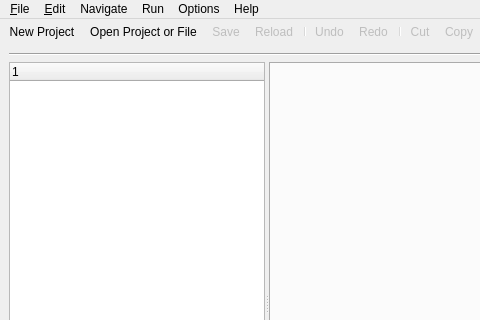
Old version of the form ScaraControlGUI/mainwindow.ui in the repository mnowator/SCARA_Control; both pictures show x 0 to 480 and y 0 to 320 of the 1041 by 574 pixel window.
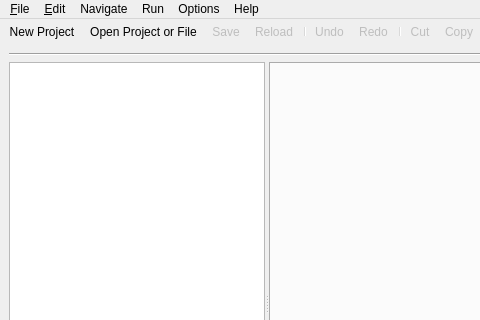
New version of the form. Icons and pictures are not drawn.

Commit message: Sorting files into project.

Diff of the .ui file:
```diff
--- a/ScaraControlGUI/mainwindow.ui
+++ b/ScaraControlGUI/mainwindow.ui
@@ -42,6 +42,12 @@
          <property name="contextMenuPolicy">
           <enum>Qt::CustomContextMenu</enum>
          </property>
+         <property name="sortingEnabled">
+          <bool>false</bool>
+         </property>
+         <attribute name="headerVisible">
+          <bool>false</bool>
+         </attribute>
          <column>
           <property name="text">
            <string notr="true">1</string>
```
The commit also changes 2 other files.
